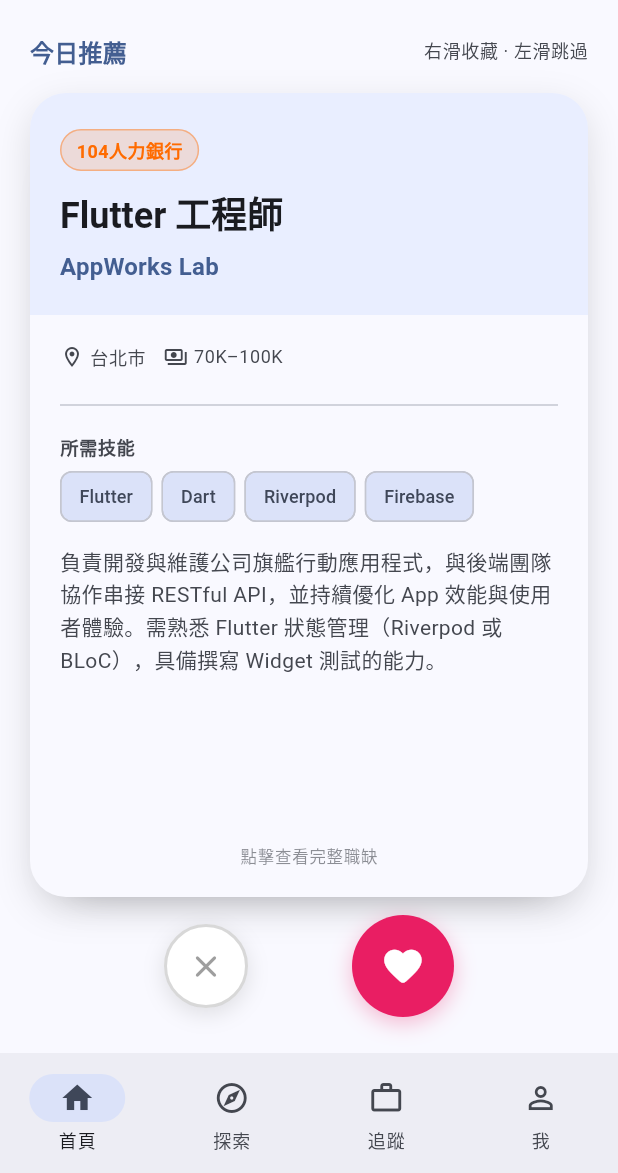
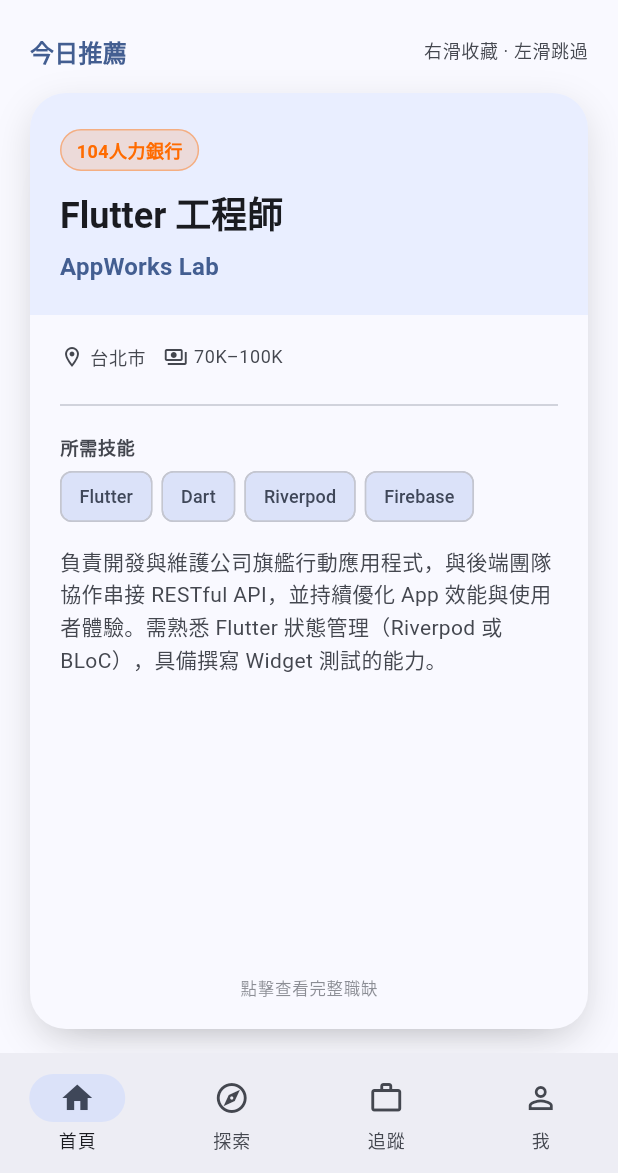
Before and after one commit to yacheng0323/career_pilot, a Flutter app: the screen it shows after launch, on a phone screen of 412 x 824 dp, the part 63-1236 px from its top. Run offline on Flutter 3.47's test engine with Material 3 defaults, Android fonts, the phone set to English and light mode, and no system bars; drawn by our look-alikes of flutter_card_swiper; our stand-ins replace dio, flutter_riverpod, freezed_annotation, go_router, image_picker, riverpod_annotation and 2 more; generated files the repository leaves out were written again; network calls fail.

Commit message:
feat: remove bottom action buttons from swipe home screen

```diff
--- a/lib/features/home/presentation/screens/home_screen.dart
+++ b/lib/features/home/presentation/screens/home_screen.dart
@@ -111,59 +111,8 @@
               },
             ),
           ),
-          Padding(
-            padding: const EdgeInsets.fromLTRB(40, 12, 40, 24),
-            child: Row(
-              mainAxisAlignment: MainAxisAlignment.spaceEvenly,
-              children: [
-                _ActionButton(
-                  onTap: () => _swiperController.swipe(CardSwiperDirection.left),
-                  icon: Icons.close_rounded,
-                  color: Colors.grey,
-                  size: 56,
-                ),
-                _ActionButton(
-                  onTap: () => _swiperController.swipe(CardSwiperDirection.right),
-                  icon: Icons.favorite_rounded,
-                  color: Colors.pink,
-                  size: 68,
-                  filled: true,
-                ),
-              ],
-            ),
-          ),
+          const SizedBox(height: 16),
         ],
-      ),
-    );
-  }
-}
-
-class _ActionButton extends StatelessWidget {
-  const _ActionButton({
-    required this.onTap, required this.icon,
-    required this.color, required this.size, this.filled = false,
-  });
-  final VoidCallback onTap;
-  final IconData icon;
-  final Color color;
-  final double size;
-  final bool filled;
-
-  @override
-  Widget build(BuildContext context) {
-    return GestureDetector(
-      onTap: onTap,
-      child: Container(
-        width: size, height: size,
-        decoration: BoxDecoration(
-          shape: BoxShape.circle,
-          color: filled ? color : Colors.white,
-          boxShadow: [BoxShadow(
-            color: color.withValues(alpha: 0.3), blurRadius: 12,
-            offset: const Offset(0, 4))],
-          border: filled ? null : Border.all(color: color.withValues(alpha: 0.4), width: 2),
-        ),
-        child: Icon(icon, color: filled ? Colors.white : color, size: size * 0.44),
       ),
     );
   }
```
